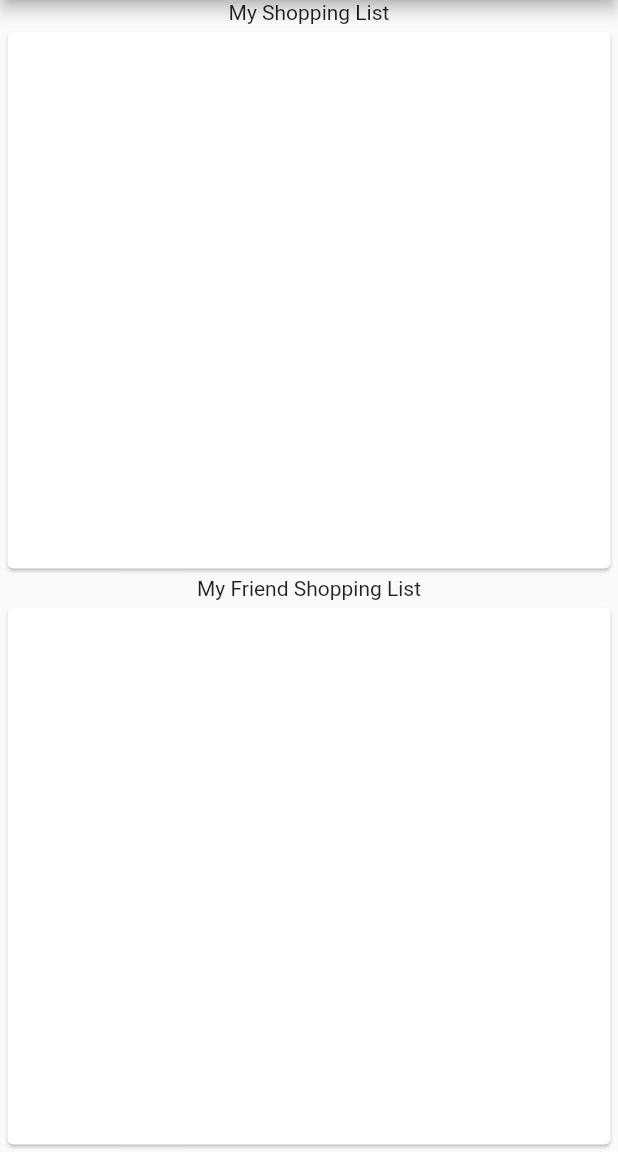
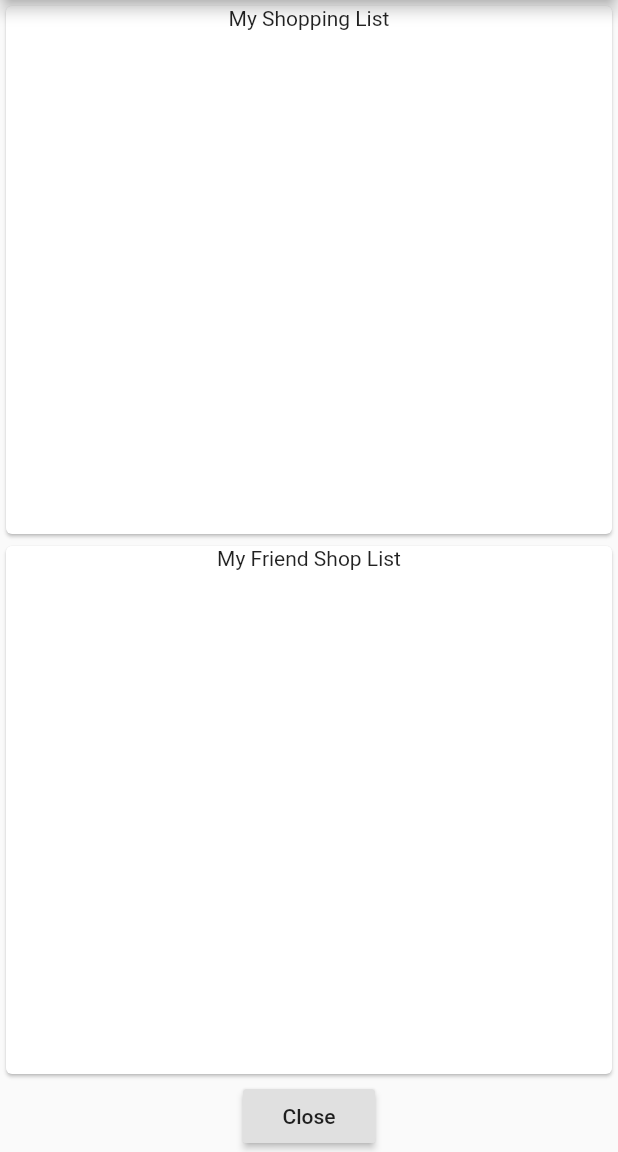
Before and after one commit to RogerHerazo/shopforfriends, a Flutter app: the Checkout screen opened directly with empty values, on a phone screen of 412 x 824 dp, the part 84-1236 px from its top. Run offline on Flutter 3.47's test engine with Material 2 defaults, Android fonts, the phone set to English and light mode, and no system bars; Roboto replaces fonts that are missing (NotoSans, OpenSans).

Commit message:
Complete Navigation of Pages

```diff
--- a/lib/Pages/checkout.dart
+++ b/lib/Pages/checkout.dart
@@ -1,5 +1,7 @@
+import 'package:provider/provider.dart';
 import 'package:flutter/material.dart';
 import 'package:shopforfriends/Models/product.dart';
+import 'package:shopforfriends/Pages/end.dart';
 class Checkout extends StatefulWidget {
   const Checkout({Key key, @required this.productlist, this.friendproductlist}) : super(key: key);
 
@@ -16,66 +18,103 @@ class _CheckoutState extends State<Checkout> {
       appBar: AppBar(
         title: Text("Checkout"),
       ),
-      body: Center(
+      body: ChangeNotifierProvider<SingleModel>(
+        create: (context) => SingleModel(chkstate : "Close"),
+        child: _buildUI(widget.productlist, widget.friendproductlist)
+      ),
+    );
+  }
+}
+
+Widget _buildUI(List<Product> productlist, List<Product> friendproductlist){
+  return Center(
         child: Column(
           mainAxisAlignment: MainAxisAlignment.spaceAround,
           mainAxisSize: MainAxisSize.min,
           children: <Widget> [
-            Row(
-              mainAxisAlignment: MainAxisAlignment.spaceAround,
+            Expanded(
+              child: Container(
+                child: Card(
+                  child: Column(
                     children: <Widget> [
                       Text("My Shopping List"),
-              ],
-            ),
-            Flexible(
-              child: Card(
-              margin: const EdgeInsets.all(5.0),
-              child: //Text("hi"),
-              ListView.builder(
+                      Expanded(
+                        child: ListView.builder(
                           shrinkWrap: false,
-              itemCount: widget.productlist.length,
+                          itemCount: productlist.length,
                           itemBuilder: (context,index){
                           return Card(
                             margin: const EdgeInsets.all(10.0),
-                  child: Row(
-                    mainAxisAlignment: MainAxisAlignment.spaceAround,
-                  children: <Widget>[
-                      Text(widget.productlist[index].name+"\nPrecio: \$"+widget.productlist[index].price.toString()),
-                    ]
+                              child: Center(
+                                child: Text(productlist[index].name+"\nPrecio: \$"+productlist[index].price.toString()),
                               )
                             );
                         })
                       )
+                    ]
+                  )
+                )
+              )
             ),
-            Row(
-              mainAxisAlignment: MainAxisAlignment.spaceAround,
+            Expanded(
+              child: Container(
+                child: Card(
+                  child: Column(
                     children: <Widget> [
-                Text("My Friend Shopping List")
-              ],
-            ),
-            Flexible(
-              child: Card(
-              margin: const EdgeInsets.all(5.0),
-              child: //Text("hi"),
-              ListView.builder(
+                      Text("My Friend Shop List"),
+                      Expanded(
+                        child: ListView.builder(
                           shrinkWrap: false,
-              itemCount: widget.productlist.length,
+                          itemCount: productlist.length,
                           itemBuilder: (context,index){
                           return Card(
                             margin: const EdgeInsets.all(10.0),
-                  child: Row(
-                    mainAxisAlignment: MainAxisAlignment.spaceAround,
-                  children: <Widget>[
-                      Text(widget.productlist[index].name+"\nPrecio: \$"+widget.productlist[index].price.toString()),
-                    ]
+                              child: Center(
+                                child: Text(productlist[index].name+"\nPrecio: \$"+productlist[index].price.toString()),
                               )
                             );
                         })
                       )
+                    ]
+                  )
+                )
+              )
+            ),
+            Consumer<SingleModel>(
+              builder: (context, singleModel, child){
+                return Container(
+                  child: RaisedButton(
+                onPressed: () {
+
+                    if(singleModel.chkstate == "Close"){
+                      print("Chekout...");
+                      singleModel.changeValue("Finalize");
+                    }else{
+                      print("Finalize...");
+                      _pushPage(context, End());
+                    }
+
+                  },
+                  child: Text(singleModel.chkstate),
+                  ),
+                );
+              },
             )
           ],
         ),
-      )
       );
 }
+
+class SingleModel extends ChangeNotifier {
+  String chkstate;
+  SingleModel({this.chkstate});
+
+  void changeValue(String chk) {
+    chkstate = chk;
+    notifyListeners();
   }
+}
+
+void _pushPage(BuildContext context, Widget page){
+  Navigator.pushAndRemoveUntil(context, MaterialPageRoute<void>(builder: (_) => page), (route) => false);
+}
```
Also changed, not shown: lib/Pages/end.dart (added, +51 -0 lines). Lines whose indentation alone changed are shown as unchanged.
